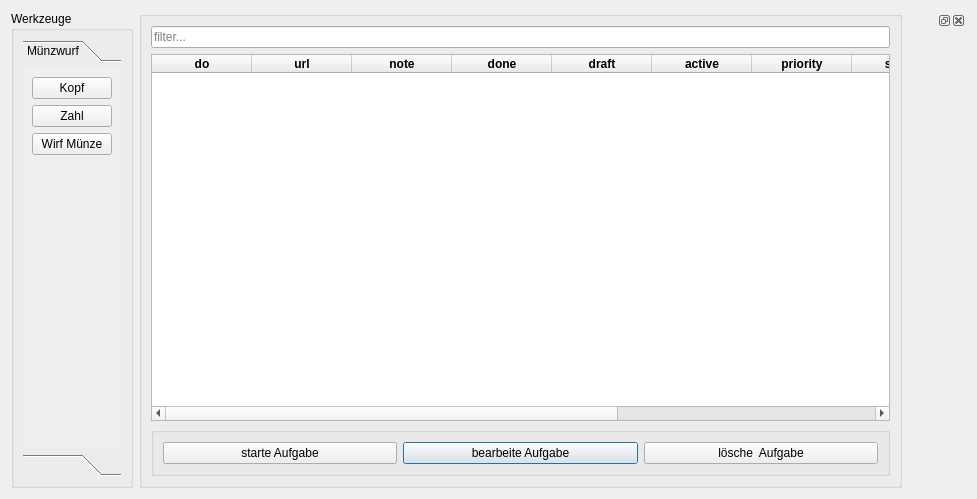
The window that src/watnu/ui/task_list.ui (amogorkon/watnu) describes before a commit, drawn with Qt 5.
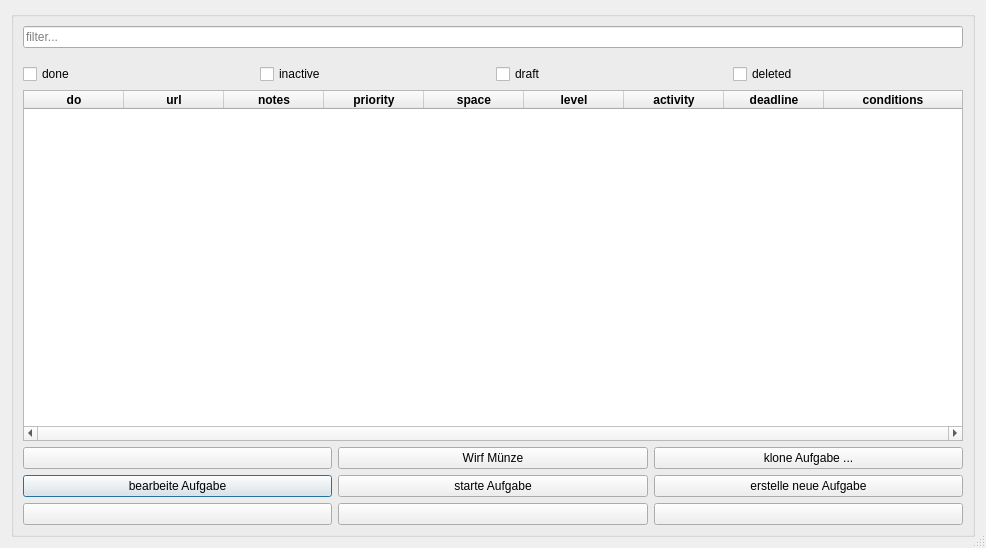
The same window after the commit. Icons and pictures are not drawn.

Commit message: fixed many bugs; notes editable during task run

The edit to the form file:
```diff
--- a/src/watnu/ui/task_list.ui
+++ b/src/watnu/ui/task_list.ui
@@ -6,120 +6,21 @@
    <rect>
     <x>0</x>
     <y>0</y>
-    <width>977</width>
-    <height>499</height>
+    <width>986</width>
+    <height>548</height>
    </rect>
   </property>
   <property name="windowTitle">
    <string>Dialog</string>
   </property>
+  <property name="sizeGripEnabled">
+   <bool>true</bool>
+  </property>
   <layout class="QHBoxLayout" name="horizontalLayout">
-   <item>
-    <widget class="QGroupBox" name="groupBox_2">
-     <property name="sizePolicy">
-      <sizepolicy hsizetype="Minimum" vsizetype="Minimum">
-       <horstretch>0</horstretch>
-       <verstretch>0</verstretch>
-      </sizepolicy>
-     </property>
-     <property name="title">
-      <string>Werkzeuge</string>
-     </property>
-     <layout class="QHBoxLayout" name="horizontalLayout_4">
-      <item>
-       <widget class="QToolBox" name="toolBox_2">
-        <property name="sizePolicy">
-         <sizepolicy hsizetype="Preferred" vsizetype="Minimum">
-          <horstretch>0</horstretch>
-          <verstretch>0</verstretch>
-         </sizepolicy>
-        </property>
-        <property name="minimumSize">
-         <size>
-          <width>90</width>
-          <height>0</height>
-         </size>
-        </property>
-        <property name="currentIndex">
-         <number>0</number>
-        </property>
-        <widget class="QWidget" name="page_4">
-         <property name="geometry">
-          <rect>
-           <x>0</x>
-           <y>0</y>
-           <width>106</width>
-           <height>394</height>
-          </rect>
-         </property>
-         <attribute name="label">
-          <string>Münzwurf</string>
-         </attribute>
-         <layout class="QFormLayout" name="formLayout">
-          <item row="0" column="0">
-           <widget class="QPushButton" name="throw_heads">
-            <property name="sizePolicy">
-             <sizepolicy hsizetype="Minimum" vsizetype="Fixed">
-              <horstretch>0</horstretch>
-              <verstretch>0</verstretch>
-             </sizepolicy>
-            </property>
-            <property name="text">
-             <string>Kopf</string>
-            </property>
-            <property name="flat">
-             <bool>false</bool>
-            </property>
-           </widget>
-          </item>
-          <item row="1" column="0">
-           <widget class="QPushButton" name="throw_tails">
-            <property name="sizePolicy">
-             <sizepolicy hsizetype="Minimum" vsizetype="Fixed">
-              <horstretch>0</horstretch>
-              <verstretch>0</verstretch>
-             </sizepolicy>
-            </property>
-            <property name="text">
-             <string>Zahl</string>
-            </property>
-           </widget>
-          </item>
-          <item row="2" column="0">
-           <widget class="QPushButton" name="toss_coin">
-            <property name="text">
-             <string>Wirf Münze</string>
-            </property>
-            <property name="icon">
-             <iconset>
-              <normaloff>../extra/feathericons/coin.svg</normaloff>../extra/feathericons/coin.svg</iconset>
-            </property>
-           </widget>
-          </item>
-         </layout>
-        </widget>
-        <widget class="QWidget" name="page_5">
-         <property name="geometry">
-          <rect>
-           <x>0</x>
-           <y>0</y>
-           <width>90</width>
-           <height>394</height>
-          </rect>
-         </property>
-         <attribute name="label">
-          <string>&lt;deine Idee&gt;</string>
-         </attribute>
-        </widget>
-       </widget>
-      </item>
-     </layout>
-    </widget>
-   </item>
    <item>
     <widget class="QGroupBox" name="groupBox_3">
      <property name="sizePolicy">
-      <sizepolicy hsizetype="MinimumExpanding" vsizetype="MinimumExpanding">
+      <sizepolicy hsizetype="Ignored" vsizetype="Preferred">
        <horstretch>10</horstretch>
        <verstretch>10</verstretch>
       </sizepolicy>
@@ -156,10 +57,57 @@
         </property>
        </widget>
       </item>
+      <item>
+       <layout class="QHBoxLayout" name="horizontalLayout_2">
+        <property name="topMargin">
+         <number>10</number>
+        </property>
+        <item>
+         <widget class="QCheckBox" name="status_done">
+          <property name="text">
+           <string>done</string>
+          </property>
+          <attribute name="buttonGroup">
+           <string notr="true">status</string>
+          </attribute>
+         </widget>
+        </item>
+        <item>
+         <widget class="QCheckBox" name="status_inactive">
+          <property name="text">
+           <string>inactive</string>
+          </property>
+          <attribute name="buttonGroup">
+           <string notr="true">status</string>
+          </attribute>
+         </widget>
+        </item>
+        <item>
+         <widget class="QCheckBox" name="status_draft">
+          <property name="text">
+           <string>draft</string>
+          </property>
+          <attribute name="buttonGroup">
+           <string notr="true">status</string>
+          </attribute>
+         </widget>
+        </item>
+        <item>
+         <widget class="QCheckBox" name="status_deleted">
+          <property name="text">
+           <string>deleted</string>
+          </property>
+          <attribute name="buttonGroup">
+           <string notr="true">status</string>
+          </attribute>
+         </widget>
+        </item>
+       </layout>
+      </item>
       <item>
        <widget class="QTableWidget" name="task_list">
         <property name="sizePolicy">
-         <sizepolicy hsizetype="MinimumExpanding" vsizetype="MinimumExpanding">
+         <sizepolicy hsizetype="Preferred" vsizetype="Expanding">
           <horstretch>0</horstretch>
           <verstretch>0</verstretch>
          </sizepolicy>
@@ -174,7 +122,10 @@
          <enum>Qt::ScrollBarAlwaysOn</enum>
         </property>
         <property name="sizeAdjustPolicy">
-         <enum>QAbstractScrollArea::AdjustIgnored</enum>
+         <enum>QAbstractScrollArea::AdjustToContentsOnFirstShow</enum>
+        </property>
+        <property name="autoScroll">
+         <bool>false</bool>
         </property>
         <property name="editTriggers">
          <set>QAbstractItemView::DoubleClicked|QAbstractItemView::EditKeyPressed</set>
@@ -203,6 +154,9 @@
         <property name="sortingEnabled">
          <bool>true</bool>
         </property>
+        <property name="cornerButtonEnabled">
+         <bool>true</bool>
+        </property>
         <attribute name="horizontalHeaderCascadingSectionResizes">
          <bool>true</bool>
         </attribute>
@@ -212,12 +166,24 @@
         <attribute name="horizontalHeaderMinimumSectionSize">
          <number>5</number>
         </attribute>
+        <attribute name="horizontalHeaderStretchLastSection">
+         <bool>true</bool>
+        </attribute>
         <attribute name="verticalHeaderVisible">
+         <bool>true</bool>
+        </attribute>
+        <attribute name="verticalHeaderCascadingSectionResizes">
          <bool>false</bool>
         </attribute>
         <attribute name="verticalHeaderHighlightSections">
          <bool>true</bool>
         </attribute>
+        <attribute name="verticalHeaderShowSortIndicator" stdset="0">
+         <bool>false</bool>
+        </attribute>
+        <attribute name="verticalHeaderStretchLastSection">
+         <bool>false</bool>
+        </attribute>
         <column>
          <property name="text">
           <string>do</string>
@@ -242,40 +208,7 @@
         </column>
         <column>
          <property name="text">
-          <string>note</string>
-         </property>
-         <property name="font">
-          <font>
-           <weight>75</weight>
-           <bold>true</bold>
-          </font>
-         </property>
-        </column>
-        <column>
-         <property name="text">
-          <string>done</string>
-         </property>
-         <property name="font">
-          <font>
-           <weight>75</weight>
-           <bold>true</bold>
-          </font>
-         </property>
-        </column>
-        <column>
-         <property name="text">
-          <string>draft</string>
-         </property>
-         <property name="font">
-          <font>
-           <weight>75</weight>
-           <bold>true</bold>
-          </font>
-         </property>
-        </column>
-        <column>
-         <property name="text">
-          <string>active</string>
+          <string>notes</string>
          </property>
          <property name="font">
           <font>
@@ -306,6 +239,29 @@
           </font>
          </property>
         </column>
+        <column>
+         <property name="text">
+          <string>level</string>
+         </property>
+         <property name="font">
+          <font>
+           <weight>75</weight>
+           <bold>true</bold>
+          </font>
+         </property>
+        </column>
+        <column>
+         <property name="text">
+          <string>activity</string>
+         </property>
+         <property name="font">
+          <font>
+           <weight>75</weight>
+           <italic>false</italic>
+           <bold>true</bold>
+          </font>
+         </property>
+        </column>
         <column>
          <property name="text">
           <string>deadline</string>
@@ -319,18 +275,7 @@
         </column>
         <column>
          <property name="text">
-          <string>last checked</string>
-         </property>
-         <property name="font">
-          <font>
-           <weight>75</weight>
-           <bold>true</bold>
-          </font>
-         </property>
-        </column>
-        <column>
-         <property name="text">
-          <string>time spent</string>
+          <string>conditions</string>
          </property>
          <property name="font">
           <font>
@@ -342,52 +287,181 @@
        </widget>
       </item>
       <item>
-       <widget class="QGroupBox" name="groupBox_4">
-        <property name="title">
-         <string/>
+       <layout class="QGridLayout" name="gridLayout">
+        <property name="topMargin">
+         <number>0</number>
         </property>
-        <layout class="QHBoxLayout" name="horizontalLayout_5">
-         <item>
-          <widget class="QPushButton" name="start_task">
-           <property name="text">
-            <string>starte Aufgabe</string>
-           </property>
-          </widget>
-         </item>
-         <item>
-          <widget class="QPushButton" name="edit_task">
-           <property name="text">
-            <string>bearbeite Aufgabe</string>
-           </property>
-           <property name="shortcut">
-            <string>Return, Space</string>
-           </property>
-           <property name="autoDefault">
-            <bool>true</bool>
-           </property>
-           <property name="default">
-            <bool>true</bool>
-           </property>
-          </widget>
-         </item>
-         <item>
-          <widget class="QPushButton" name="delete_task">
-           <property name="text">
-            <string>lösche  Aufgabe</string>
-           </property>
-          </widget>
-         </item>
-        </layout>
-       </widget>
+        <item row="2" column="3">
+         <widget class="QPushButton" name="create_task">
+          <property name="enabled">
+           <bool>true</bool>
+          </property>
+          <property name="sizePolicy">
+           <sizepolicy hsizetype="MinimumExpanding" vsizetype="Minimum">
+            <horstretch>0</horstretch>
+            <verstretch>0</verstretch>
+           </sizepolicy>
+          </property>
+          <property name="text">
+           <string>erstelle neue Aufgabe</string>
+          </property>
+          <property name="shortcut">
+           <string>6</string>
+          </property>
+         </widget>
+        </item>
+        <item row="2" column="1">
+         <widget class="QPushButton" name="edit_task">
+          <property name="text">
+           <string>bearbeite Aufgabe</string>
+          </property>
+          <property name="shortcut">
+           <string>4</string>
+          </property>
+          <property name="autoDefault">
+           <bool>true</bool>
+          </property>
+          <property name="default">
+           <bool>true</bool>
+          </property>
+         </widget>
+        </item>
+        <item row="3" column="3">
+         <widget class="QPushButton" name="button3">
+          <property name="enabled">
+           <bool>true</bool>
+          </property>
+          <property name="sizePolicy">
+           <sizepolicy hsizetype="MinimumExpanding" vsizetype="Minimum">
+            <horstretch>0</horstretch>
+            <verstretch>0</verstretch>
+           </sizepolicy>
+          </property>
+          <property name="text">
+           <string/>
+          </property>
+          <property name="shortcut">
+           <string>3</string>
+          </property>
+         </widget>
+        </item>
+        <item row="3" column="2">
+         <widget class="QPushButton" name="button2">
+          <property name="enabled">
+           <bool>true</bool>
+          </property>
+          <property name="sizePolicy">
+           <sizepolicy hsizetype="MinimumExpanding" vsizetype="Minimum">
+            <horstretch>0</horstretch>
+            <verstretch>0</verstretch>
+           </sizepolicy>
+          </property>
+          <property name="text">
+           <string/>
+          </property>
+          <property name="shortcut">
+           <string>2</string>
+          </property>
+         </widget>
+        </item>
+        <item row="2" column="2">
+         <widget class="QPushButton" name="start_task">
+          <property name="sizePolicy">
+           <sizepolicy hsizetype="MinimumExpanding" vsizetype="Minimum">
+            <horstretch>0</horstretch>
+            <verstretch>0</verstretch>
+           </sizepolicy>
+          </property>
+          <property name="text">
+           <string>starte Aufgabe</string>
+          </property>
+          <property name="shortcut">
+           <string>5</string>
+          </property>
+         </widget>
+        </item>
+        <item row="3" column="1">
+         <widget class="QPushButton" name="button1">
+          <property name="sizePolicy">
+           <sizepolicy hsizetype="MinimumExpanding" vsizetype="Minimum">
+            <horstretch>0</horstretch>
+            <verstretch>0</verstretch>
+           </sizepolicy>
+          </property>
+          <property name="text">
+           <string/>
+          </property>
+          <property name="shortcut">
+           <string>1</string>
+          </property>
+         </widget>
+        </item>
+        <item row="1" column="1">
+         <widget class="QPushButton" name="button7">
+          <property name="enabled">
+           <bool>true</bool>
+          </property>
+          <property name="sizePolicy">
+           <sizepolicy hsizetype="MinimumExpanding" vsizetype="Minimum">
+            <horstretch>0</horstretch>
+            <verstretch>0</verstretch>
+           </sizepolicy>
+          </property>
+          <property name="text">
+           <string/>
+          </property>
+          <property name="shortcut">
+           <string>7</string>
+          </property>
+         </widget>
+        </item>
+        <item row="1" column="2">
+         <widget class="QPushButton" name="toss_coin">
+          <property name="sizePolicy">
+           <sizepolicy hsizetype="MinimumExpanding" vsizetype="Minimum">
+            <horstretch>0</horstretch>
+            <verstretch>0</verstretch>
+           </sizepolicy>
+          </property>
+          <property name="text">
+           <string>Wirf Münze</string>
+          </property>
+          <property name="icon">
+           <iconset>
+            <normaloff>../extra/feathericons/coin.svg</normaloff>../extra/feathericons/coin.svg</iconset>
+          </property>
+          <property name="shortcut">
+           <string>8</string>
+          </property>
+         </widget>
+        </item>
+        <item row="1" column="3">
+         <widget class="QPushButton" name="clone_task">
+          <property name="enabled">
+           <bool>true</bool>
+          </property>
+          <property name="sizePolicy">
+           <sizepolicy hsizetype="MinimumExpanding" vsizetype="Minimum">
+            <horstretch>0</horstretch>
+            <verstretch>0</verstretch>
+           </sizepolicy>
+          </property>
+          <property name="text">
+           <string>klone Aufgabe ...</string>
+          </property>
+          <property name="shortcut">
+           <string>9</string>
+          </property>
+          <property name="checkable">
+           <bool>false</bool>
+          </property>
+         </widget>
+        </item>
+       </layout>
       </item>
      </layout>
     </widget>
    </item>
-   <item>
-    <widget class="QDockWidget" name="filter_dock">
-     <widget class="QWidget" name="dockWidgetContents"/>
-    </widget>
-   </item>
   </layout>
  </widget>
  <resources/>
```
Left out of the diff: 14 changed lines with no effect on the pictures. The commit also changes 27 other files.
